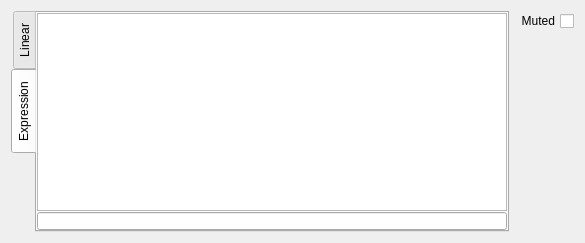
This is mapprops.ui in malloch/mapperGUI-qt as Qt 5 draws it before an edit. The edited form follows.
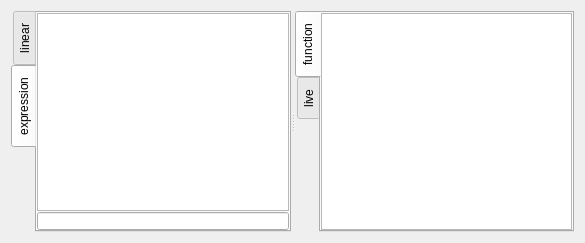
This is the edited form. Custom widgets are drawn as their Qt base class.

```diff
--- a/mapprops.ui
+++ b/mapprops.ui
@@ -19,8 +19,12 @@
   <property name="windowTitle">
    <string>Form</string>
   </property>
-  <layout class="QHBoxLayout" name="horizontalLayout">
-   <item>
+  <layout class="QGridLayout" name="gridLayout">
+   <item row="0" column="0">
+    <widget class="QSplitter" name="splitter">
+     <property name="orientation">
+      <enum>Qt::Horizontal</enum>
+     </property>
     <widget class="QTabWidget" name="modeTabs">
      <property name="tabPosition">
       <enum>QTabWidget::West</enum>
@@ -33,7 +37,7 @@
      </property>
      <widget class="QWidget" name="linearModeTab">
       <attribute name="title">
-       <string>Linear</string>
+        <string>linear</string>
       </attribute>
       <layout class="QVBoxLayout" name="verticalLayout_2">
        <item>
@@ -67,7 +71,7 @@
      </widget>
      <widget class="QWidget" name="expressionModeTab">
       <attribute name="title">
-       <string>Expression</string>
+        <string>expression</string>
       </attribute>
       <layout class="QGridLayout" name="gridLayout_3">
        <property name="leftMargin">
@@ -129,33 +133,59 @@
       </layout>
      </widget>
     </widget>
-   </item>
-   <item>
-    <layout class="QVBoxLayout" name="verticalLayout">
-     <item>
-      <widget class="QCheckBox" name="checkBoxMuted">
-       <property name="layoutDirection">
-        <enum>Qt::RightToLeft</enum>
-       </property>
-       <property name="text">
-        <string>Muted</string>
-       </property>
-      </widget>
-     </item>
-     <item>
-      <spacer name="verticalSpacer">
-       <property name="orientation">
-        <enum>Qt::Vertical</enum>
-       </property>
-       <property name="sizeHint" stdset="0">
-        <size>
-         <width>20</width>
-         <height>40</height>
-        </size>
-       </property>
-      </spacer>
-     </item>
-    </layout>
+     <widget class="QTabWidget" name="plotTabs">
+      <property name="tabPosition">
+       <enum>QTabWidget::West</enum>
+      </property>
+      <property name="currentIndex">
+       <number>0</number>
+      </property>
+      <widget class="QWidget" name="functionPlotTab">
+       <attribute name="title">
+        <string>function</string>
+       </attribute>
+       <layout class="QGridLayout" name="gridLayout_4">
+        <property name="leftMargin">
+         <number>0</number>
+        </property>
+        <property name="topMargin">
+         <number>0</number>
+        </property>
+        <property name="rightMargin">
+         <number>0</number>
+        </property>
+        <property name="bottomMargin">
+         <number>0</number>
+        </property>
+        <item row="0" column="0">
+         <widget class="QGraphicsView" name="functionPlot"/>
+        </item>
+       </layout>
+      </widget>
+      <widget class="QWidget" name="livePlotTab">
+       <attribute name="title">
+        <string>live</string>
+       </attribute>
+       <layout class="QGridLayout" name="gridLayout_2">
+        <property name="leftMargin">
+         <number>0</number>
+        </property>
+        <property name="topMargin">
+         <number>0</number>
+        </property>
+        <property name="rightMargin">
+         <number>0</number>
+        </property>
+        <property name="bottomMargin">
+         <number>0</number>
+        </property>
+        <item row="0" column="0">
+         <widget class="QGraphicsView" name="livePlot"/>
+        </item>
+       </layout>
+      </widget>
+     </widget>
+    </widget>
    </item>
   </layout>
  </widget>
```
Lines whose indentation alone changed are shown as unchanged.
